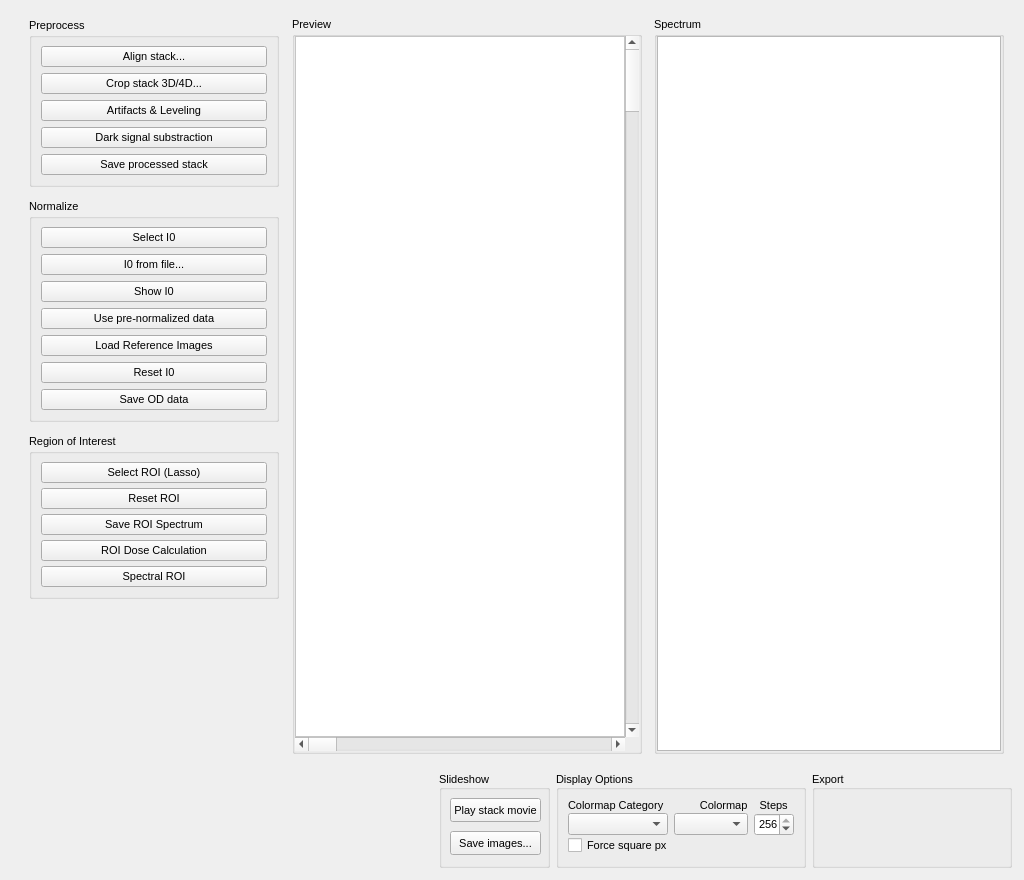
This is mantis_xray/pagestack.ui in mlerotic/spectromicroscopy as Qt 5 draws it before an edit. The edited form follows.
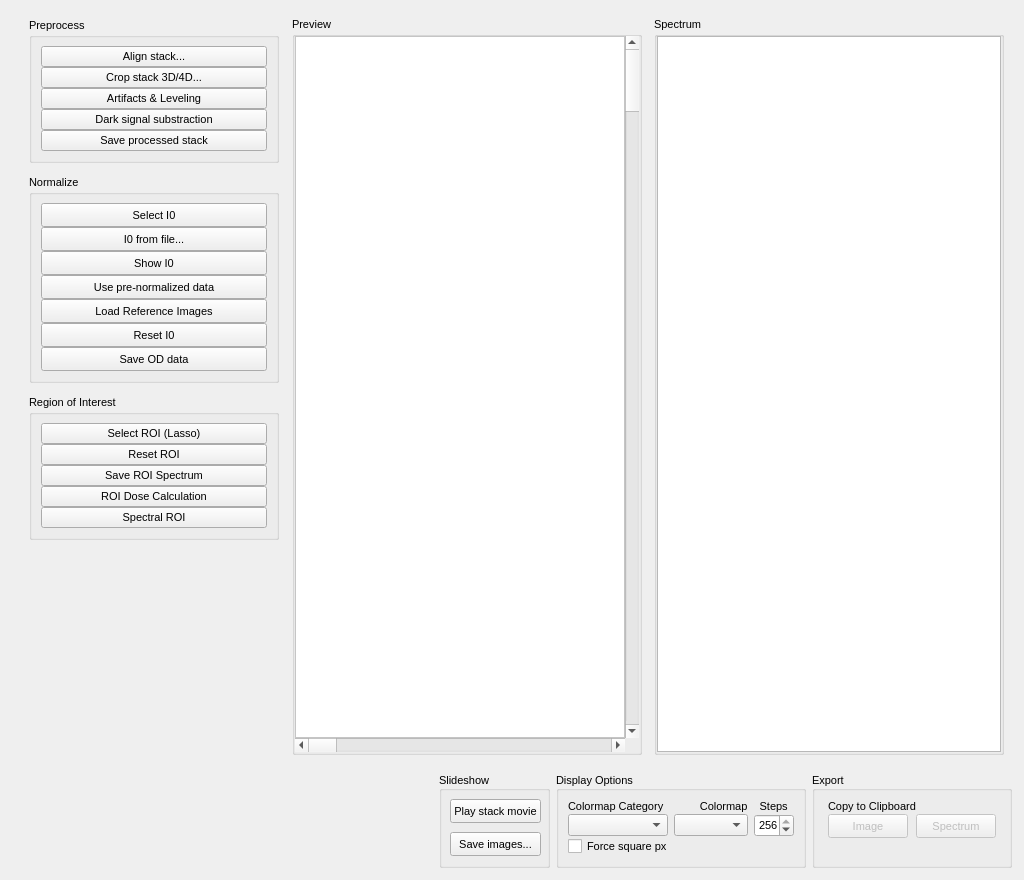
This is the edited form. Custom widgets are drawn as their Qt base class.

The edit to the form file:
```diff
--- a/mantis_xray/pagestack.ui
+++ b/mantis_xray/pagestack.ui
@@ -21,7 +21,7 @@
   </property>
   <layout class="QVBoxLayout" name="verticalLayout">
    <item>
-    <widget class="QFrame" name="">
+    <widget class="QFrame" name="frame">
      <property name="sizePolicy">
       <sizepolicy hsizetype="Preferred" vsizetype="MinimumExpanding">
        <horstretch>0</horstretch>
@@ -70,6 +70,12 @@
          </property>
          <item>
           <widget class="QGroupBox" name="groupBox">
+           <property name="sizePolicy">
+            <sizepolicy hsizetype="Preferred" vsizetype="Preferred">
+             <horstretch>0</horstretch>
+             <verstretch>0</verstretch>
+            </sizepolicy>
+           </property>
            <property name="minimumSize">
             <size>
              <width>250</width>
@@ -92,6 +98,9 @@
             <string>Preprocess</string>
            </property>
            <layout class="QVBoxLayout" name="verticalLayout_5">
+            <property name="spacing">
+             <number>0</number>
+            </property>
             <item>
              <widget class="QPushButton" name="button_align">
               <property name="font">
@@ -144,6 +153,12 @@
          </item>
          <item>
           <widget class="QGroupBox" name="groupBox_3">
+           <property name="sizePolicy">
+            <sizepolicy hsizetype="Preferred" vsizetype="Preferred">
+             <horstretch>0</horstretch>
+             <verstretch>0</verstretch>
+            </sizepolicy>
+           </property>
            <property name="minimumSize">
             <size>
              <width>250</width>
@@ -166,14 +181,26 @@
             <string>Normalize</string>
            </property>
            <layout class="QVBoxLayout" name="verticalLayout_6">
+            <property name="spacing">
+             <number>0</number>
+            </property>
+            <property name="sizeConstraint">
+             <enum>QLayout::SetMinimumSize</enum>
+            </property>
             <item>
              <widget class="QPushButton" name="button_i0histogram">
               <property name="sizePolicy">
-               <sizepolicy hsizetype="Minimum" vsizetype="Maximum">
+               <sizepolicy hsizetype="Minimum" vsizetype="Fixed">
                 <horstretch>0</horstretch>
                 <verstretch>0</verstretch>
                </sizepolicy>
               </property>
+              <property name="minimumSize">
+               <size>
+                <width>0</width>
+                <height>24</height>
+               </size>
+              </property>
               <property name="font">
                <font>
                 <family>Ubuntu</family>
@@ -187,6 +214,12 @@
             </item>
             <item>
              <widget class="QPushButton" name="button_i0ffile">
+              <property name="minimumSize">
+               <size>
+                <width>0</width>
+                <height>24</height>
+               </size>
+              </property>
               <property name="text">
                <string>I0 from file...</string>
               </property>
@@ -194,6 +227,12 @@
             </item>
             <item>
              <widget class="QPushButton" name="button_showi0">
+              <property name="minimumSize">
+               <size>
+                <width>0</width>
+                <height>24</height>
+               </size>
+              </property>
               <property name="text">
                <string>Show I0</string>
               </property>
@@ -207,6 +246,12 @@
             </item>
             <item>
              <widget class="QPushButton" name="button_prenorm">
+              <property name="minimumSize">
+               <size>
+                <width>0</width>
+                <height>24</height>
+               </size>
+              </property>
               <property name="text">
                <string>Use pre-normalized data</string>
               </property>
@@ -214,6 +259,12 @@
             </item>
             <item>
              <widget class="QPushButton" name="button_refimgs">
+              <property name="minimumSize">
+               <size>
+                <width>0</width>
+                <height>24</height>
+               </size>
+              </property>
               <property name="text">
                <string>Load Reference Images</string>
               </property>
@@ -221,6 +272,12 @@
             </item>
             <item>
              <widget class="QPushButton" name="button_reseti0">
+              <property name="minimumSize">
+               <size>
+                <width>0</width>
+                <height>24</height>
+               </size>
+              </property>
               <property name="text">
                <string>Reset I0</string>
               </property>
@@ -228,6 +285,12 @@
             </item>
             <item>
              <widget class="QPushButton" name="button_saveod">
+              <property name="minimumSize">
+               <size>
+                <width>0</width>
+                <height>24</height>
+               </size>
+              </property>
               <property name="text">
                <string>Save OD data</string>
               </property>
@@ -238,6 +301,12 @@
          </item>
          <item>
           <widget class="QGroupBox" name="groupBox_7">
+           <property name="sizePolicy">
+            <sizepolicy hsizetype="Preferred" vsizetype="Preferred">
+             <horstretch>0</horstretch>
+             <verstretch>0</verstretch>
+            </sizepolicy>
+           </property>
            <property name="minimumSize">
             <size>
              <width>250</width>
@@ -261,12 +330,12 @@
            </property>
            <layout class="QVBoxLayout" name="verticalLayout_10">
             <property name="spacing">
-             <number>5</number>
+             <number>0</number>
             </property>
             <item>
              <widget class="QPushButton" name="button_addROI">
               <property name="sizePolicy">
-               <sizepolicy hsizetype="Minimum" vsizetype="Maximum">
+               <sizepolicy hsizetype="Minimum" vsizetype="Fixed">
                 <horstretch>0</horstretch>
                 <verstretch>0</verstretch>
                </sizepolicy>
@@ -324,7 +393,7 @@
            <property name="sizeHint" stdset="0">
             <size>
              <width>20</width>
-             <height>40</height>
+             <height>0</height>
             </size>
            </property>
           </spacer>
@@ -504,7 +573,7 @@
     </widget>
    </item>
    <item>
-    <widget class="QFrame" name="">
+    <widget class="QFrame" name="frame">
      <property name="sizePolicy">
       <sizepolicy hsizetype="Preferred" vsizetype="Maximum">
        <horstretch>0</horstretch>
@@ -837,7 +906,7 @@
                <property name="sizeHint" stdset="0">
                 <size>
                  <width>40</width>
-                 <height>20</height>
+                 <height>10</height>
                 </size>
                </property>
               </spacer>
@@ -881,6 +950,112 @@
         <property name="alignment">
          <set>Qt::AlignBottom|Qt::AlignLeading|Qt::AlignLeft</set>
         </property>
+        <layout class="QHBoxLayout" name="horizontalLayout_7">
+         <property name="spacing">
+          <number>6</number>
+         </property>
+         <property name="leftMargin">
+          <number>9</number>
+         </property>
+         <property name="topMargin">
+          <number>9</number>
+         </property>
+         <property name="rightMargin">
+          <number>9</number>
+         </property>
+         <property name="bottomMargin">
+          <number>9</number>
+         </property>
+         <item>
+          <layout class="QGridLayout" name="gridLayout">
+           <property name="sizeConstraint">
+            <enum>QLayout::SetDefaultConstraint</enum>
+           </property>
+           <property name="leftMargin">
+            <number>0</number>
+           </property>
+           <property name="spacing">
+            <number>0</number>
+           </property>
+           <item row="0" column="0">
+            <widget class="QLabel" name="label_2">
+             <property name="sizePolicy">
+              <sizepolicy hsizetype="Maximum" vsizetype="Maximum">
+               <horstretch>0</horstretch>
+               <verstretch>0</verstretch>
+              </sizepolicy>
+             </property>
+             <property name="minimumSize">
+              <size>
+               <width>0</width>
+               <height>15</height>
+              </size>
+             </property>
+             <property name="text">
+              <string>Copy to Clipboard</string>
+             </property>
+             <property name="alignment">
+              <set>Qt::AlignLeading|Qt::AlignLeft|Qt::AlignVCenter</set>
+             </property>
+            </widget>
+           </item>
+           <item row="1" column="1">
+            <widget class="QPushButton" name="pb_copy_img">
+             <property name="enabled">
+              <bool>false</bool>
+             </property>
+             <property name="sizePolicy">
+              <sizepolicy hsizetype="Maximum" vsizetype="Maximum">
+               <horstretch>0</horstretch>
+               <verstretch>0</verstretch>
+              </sizepolicy>
+             </property>
+             <property name="minimumSize">
+              <size>
+               <width>0</width>
+               <height>24</height>
+              </size>
+             </property>
+             <property name="text">
+              <string>Spectrum</string>
+             </property>
+            </widget>
+           </item>
+           <item row="1" column="0">
+            <widget class="QPushButton" name="pb_copy_specimg">
+             <property name="enabled">
+              <bool>false</bool>
+             </property>
+             <property name="sizePolicy">
+              <sizepolicy hsizetype="Maximum" vsizetype="Maximum">
+               <horstretch>0</horstretch>
+               <verstretch>0</verstretch>
+              </sizepolicy>
+             </property>
+             <property name="minimumSize">
+              <size>
+               <width>0</width>
+               <height>24</height>
+              </size>
+             </property>
+             <property name="text">
+              <string>Image</string>
+             </property>
+             <property name="checkable">
+              <bool>false</bool>
+             </property>
+            </widget>
+           </item>
+           <item row="2" column="0">
+            <widget class="QLabel" name="label_3">
+             <property name="text">
+              <string/>
+             </property>
+            </widget>
+           </item>
+          </layout>
+         </item>
+        </layout>
        </widget>
       </item>
      </layout>
```
Left out of the diff: 64 changed lines with no effect on the pictures.
